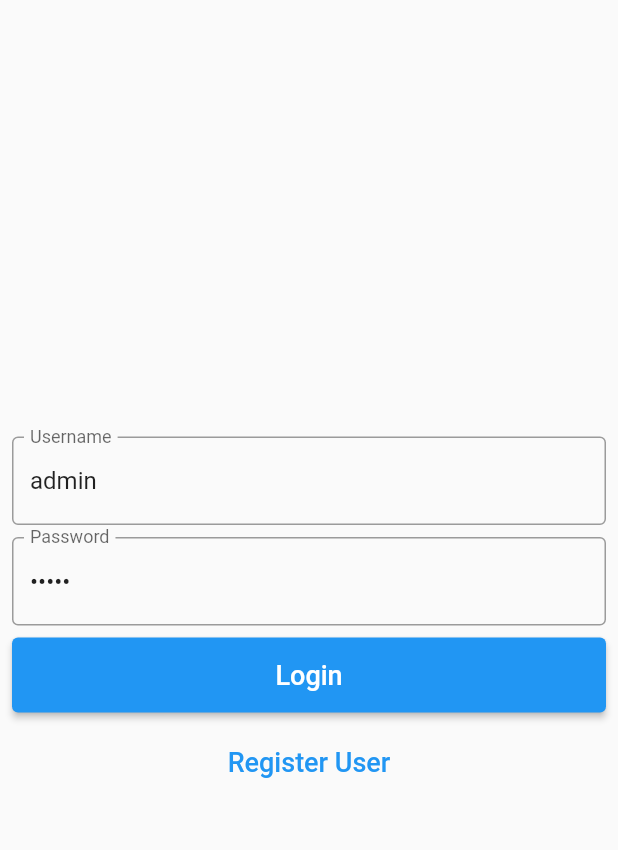
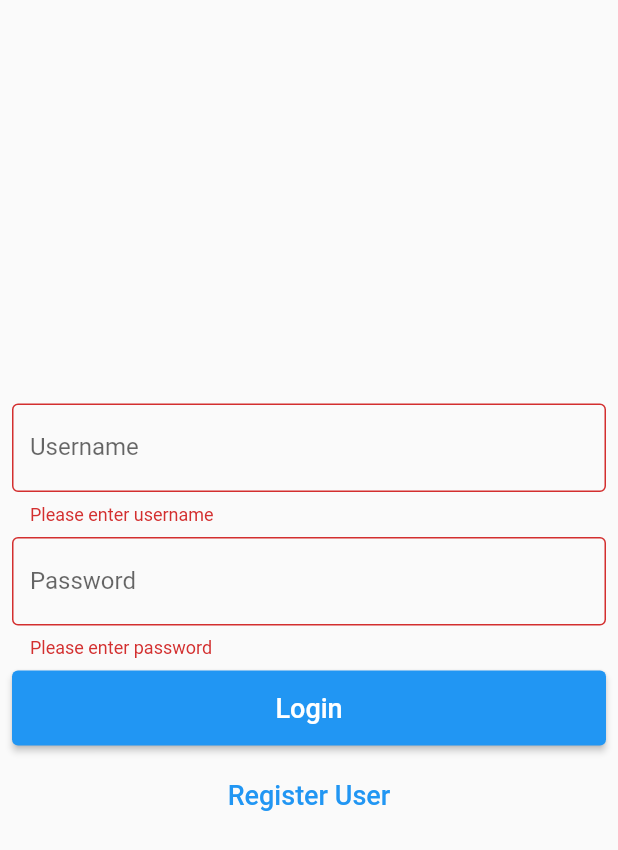
Before and after one commit to MILANydv/batch28_api_starter, a Flutter app: the screen it shows after launch, after a tap on "Login", on a phone screen of 412 x 824 dp. Shown: the top 850 px of the screen. Run offline on Flutter 3.47's test engine with Material 2 defaults, Android fonts, the phone set to English and light mode, and no system bars; our stand-ins replace dio, motion_toast.

Commit message:
Api integration and User login and register to node server

```diff
--- a/lib/main.dart
+++ b/lib/main.dart
@@ -1,3 +1,4 @@
+import 'package:batch28_api_starter/screen/add_screen.dart';
 import 'package:flutter/material.dart';
 
 import 'screen/dashboard.dart';
@@ -13,6 +14,7 @@ void main() {
         '/': (context) => const LoginScreen(),
         '/register': (context) => const RegisterScreen(),
         '/dashboard': (context) => const DashboardScreen(),
+        '/add': (context) => const AddProduct(),
       },
     ),
   );
--- /dev/null
+++ b/lib/model/user_model.dart
@@ -0,0 +1,37 @@
+class User {
+  String? email;
+  String? phone;
+  String? address;
+  String? username;
+  String? password;
+  String? country;
+
+  User({
+    this.email,
+    this.phone,
+    this.address,
+    this.username,
+    this.password,
+    this.country,
+  });
+
+  // convert a User object into a Map object
+  factory User.fromJson(Map<String, dynamic> json) => User(
+        email: json['email'],
+        phone: json['phone'],
+        address: json['address'],
+        username: json['username'],
+        password: json['password'],
+        country: json['country'],
+      );
+
+// converting the class to json
+  Map<String, dynamic> toJson() => {
+        "email": email,
+        "phone": phone,
+        "address": address,
+        "username": username,
+        "password": password,
+        "country": country,
+      };
+}
--- /dev/null
+++ b/lib/repository/user_respository.dart
@@ -0,0 +1,12 @@
+import 'package:batch28_api_starter/api/user_api.dart';
+import 'package:batch28_api_starter/model/user_model.dart';
+
+class UserRepository{
+  Future<bool> registerUser(User user) async {
+    return await UserApi().registerUser(user);
+
+  }
+  Future<bool>login(String username, String password) async {
+    return await UserApi().login(username, password);
+  }
+}
--- a/lib/screen/login.dart
+++ b/lib/screen/login.dart
@@ -1,3 +1,5 @@
+import 'package:batch28_api_starter/repository/user_respository.dart';
+import 'package:batch28_api_starter/utils/display_message.dart';
 import 'package:flutter/material.dart';
 
 class LoginScreen extends StatefulWidget {
@@ -8,10 +10,26 @@ class LoginScreen extends StatefulWidget {
 }
 
 class _LoginScreenState extends State<LoginScreen> {
-  @override
   final _formKey = GlobalKey<FormState>();
-  final _usernameController = TextEditingController(text: 'admin');
-  final _passwordController = TextEditingController(text: 'admin');
+  final _usernameController = TextEditingController();
+  final _passwordController = TextEditingController();
+
+  _login(String username, String password) async {
+    bool isLogin = await UserRepository().login(username, password);
+    if (isLogin) {
+      _displaymessage(true);
+    } else {
+      _displaymessage(false);
+    }
+  }
+
+  _displaymessage(bool isLogin) {
+    if (isLogin) {
+      Navigator.pushNamed(context, '/dashboard');
+    } else {
+      displayErrorMessage(context, 'Login Failed');
+    }
+  }
 
   @override
   Widget build(BuildContext context) {
@@ -71,7 +89,12 @@ class _LoginScreenState extends State<LoginScreen> {
                       height: 50,
                       child: ElevatedButton(
                         onPressed: () {
-                          if (_formKey.currentState!.validate()) {}
+                          if (_formKey.currentState!.validate()) {
+                            _login(
+                              _usernameController.text,
+                              _passwordController.text,
+                            );
+                          }
                         },
                         child: const Text(
                           'Login',
--- /dev/null
+++ b/lib/utils/url.dart
@@ -0,0 +1,5 @@
+const baseUrl = 'http://10.0.2.2:3000/api/v1/';
+const loginUrl = "user/login";
+const registerUrl = "user";
+const getProductsUrl = "products";
+String? token;
--- a/pubspec.yaml
+++ b/pubspec.yaml
@@ -34,6 +34,8 @@ dependencies:
   cupertino_icons: ^1.0.2
   dio: ^4.0.6
   json_serializable: ^6.2.0
+  image_picker: ^0.8.5+3
+  mime: ^1.0.2
 
 dev_dependencies:
   flutter_test:
```
Also changed, not shown: lib/api/http_services.dart (added, +22 -0 lines), lib/api/user_api.dart (added, +46 -0 lines), lib/response/login_response.dart (added, +21 -0 lines), lib/screen/dashboard.dart (+65 -4 lines), lib/screen/register.dart (+30 -8 lines), lib/utils/display_message.dart (added, +16 -0 lines), pubspec.lock.
